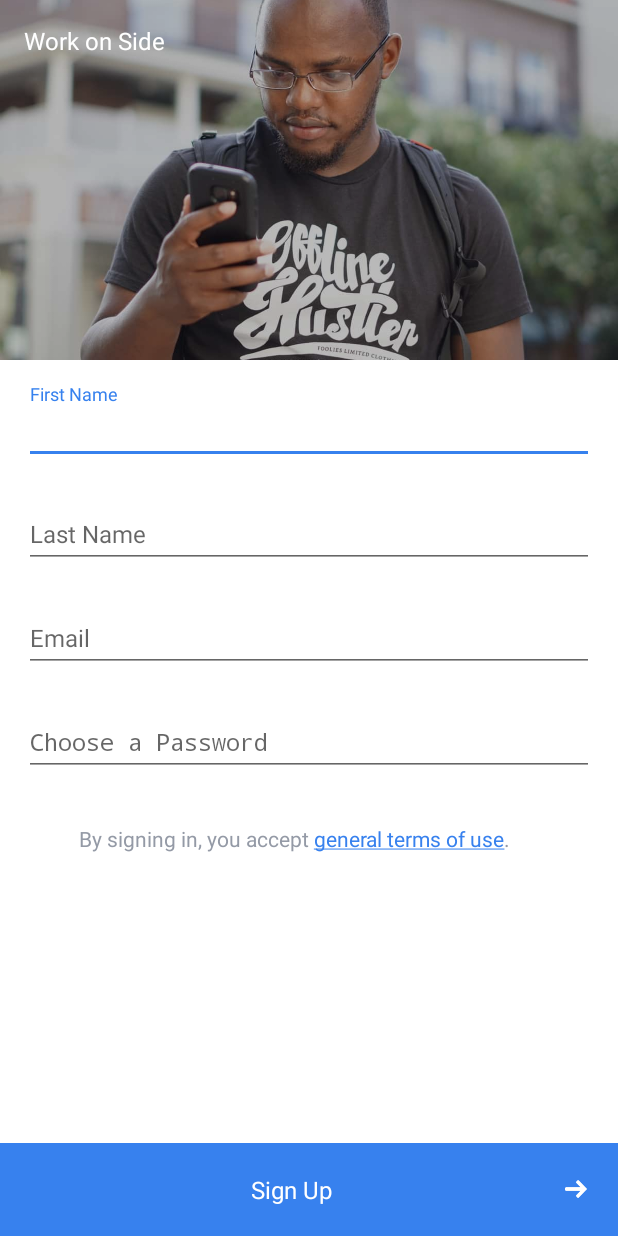
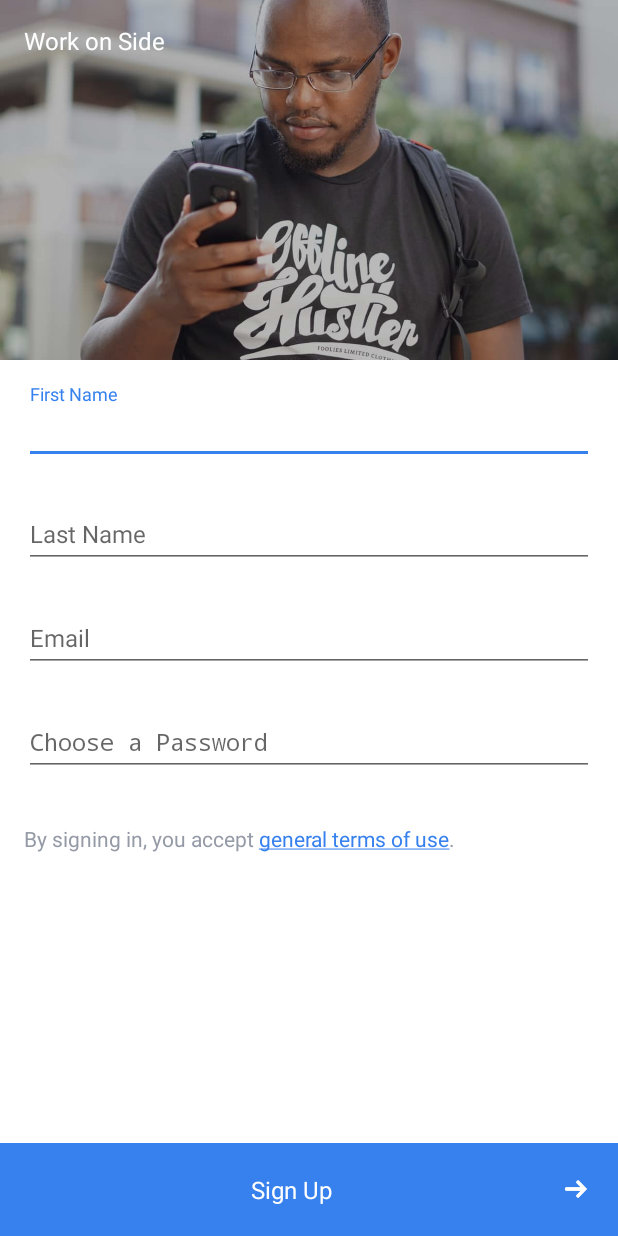
Before and after one commit to gilokimu/Hustler, an Android app: the SignUpActivity screen opened directly, with no data from a screen before it, on a phone screen of 412 x 824 dp. Run offline under Robolectric (Android 15) with nearby library versions, the phone set to English and light mode, and no system bars; Roboto replaces fonts that are not available here.

Commit message:
added screenshots

```diff
--- a/app/src/main/res/layout/activity_sign_up.xml
+++ b/app/src/main/res/layout/activity_sign_up.xml
@@ -111,7 +111,7 @@
             android:clickable="true"
             android:paddingEnd="20dp"
             android:text="@string/onboarding_signin_tos"
-            android:textAlignment="center"
+            android:gravity="left"
             android:textAppearance="@style/TextAppearance.Roman"
             android:textColor="@color/text_black_9"
             android:textColorLink="@color/colorPrimary"
```
Also changed, not shown: 2 other files.
